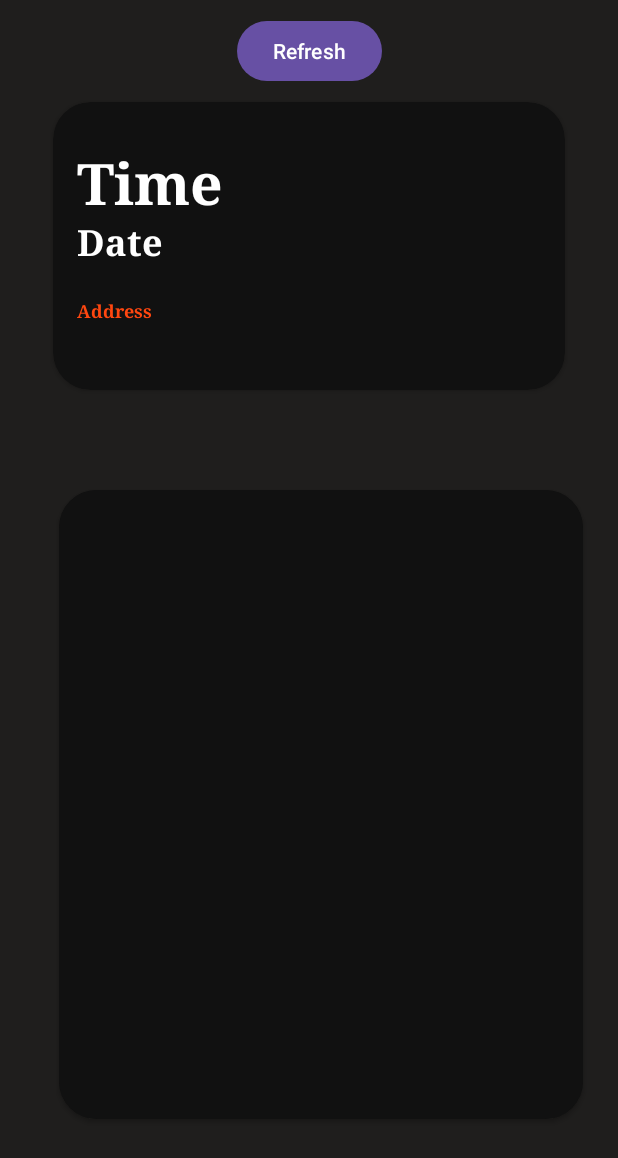
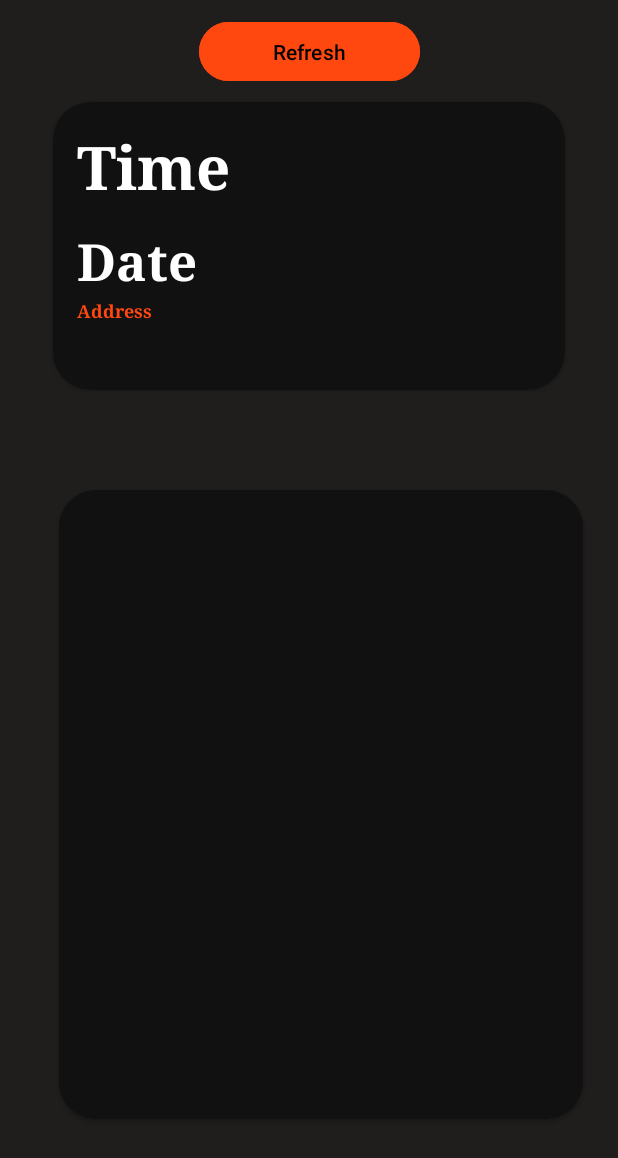
Before and after one commit to NeleIsDead/BlackfoxApp, an Android app: the WorkerMainActivity screen opened directly, with no data from a screen before it, on a phone screen of 412 x 824 dp. Shown: the top 1158 px of the screen. Run offline under Robolectric (Android 15) with nearby library versions, the phone set to English and light mode, and no system bars.

Commit message:
Refresh button for WorkerMainActivity

```diff
--- a/app/src/main/res/layout/activity_main.xml
+++ b/app/src/main/res/layout/activity_main.xml
@@ -29,9 +29,9 @@
         android:layout_width="247dp"
         android:layout_height="44dp"
         android:layout_marginBottom="148dp"
-        android:backgroundTint="@color/orange"
         android:fontFamily="sans-serif-condensed-medium"
         android:text="Войти по коду"
+        android:backgroundTint="@color/orange"
         android:textColor="@android:color/black"
         android:textSize="18dp"
         app:layout_constraintBottom_toBottomOf="parent"
--- a/app/src/main/res/layout/activity_worker_main.xml
+++ b/app/src/main/res/layout/activity_worker_main.xml
@@ -51,8 +51,8 @@
 
             <TextView
                 android:id="@+id/nextWorkTime"
-                android:layout_width="233dp"
-                android:layout_height="49dp"
+                android:layout_width="255dp"
+                android:layout_height="65dp"
                 android:layout_marginStart="16dp"
                 android:layout_marginTop="16dp"
                 android:layout_marginEnd="62dp"
@@ -61,14 +61,14 @@
                 android:fontFamily="serif"
                 android:text="Time"
                 android:textColor="@color/white"
-                android:textSize="38sp"
+                android:textSize="40sp"
                 android:textStyle="bold"
                 app:layout_constraintBottom_toBottomOf="parent"
                 app:layout_constraintEnd_toEndOf="parent"
                 app:layout_constraintHorizontal_bias="0.0"
                 app:layout_constraintStart_toStartOf="parent"
                 app:layout_constraintTop_toTopOf="parent"
-                app:layout_constraintVertical_bias="0.413"
+                app:layout_constraintVertical_bias="0.0"
                 tools:text="16:00 - 20:00" />
 
             <TextView
@@ -96,7 +96,7 @@
             <TextView
                 android:id="@+id/nextWorkDate"
                 android:layout_width="313dp"
-                android:layout_height="39dp"
+                android:layout_height="48dp"
                 android:layout_marginStart="16dp"
                 android:layout_marginTop="65dp"
                 android:layout_marginEnd="17dp"
@@ -105,14 +105,14 @@
                 android:fontFamily="serif"
                 android:text="Date"
                 android:textColor="@color/white"
-                android:textSize="24sp"
+                android:textSize="34sp"
                 android:textStyle="bold"
                 app:layout_constraintBottom_toBottomOf="parent"
                 app:layout_constraintEnd_toEndOf="parent"
                 app:layout_constraintHorizontal_bias="0.0"
                 app:layout_constraintStart_toStartOf="parent"
                 app:layout_constraintTop_toTopOf="parent"
-                app:layout_constraintVertical_bias="0.413"
+                app:layout_constraintVertical_bias="0.9"
                 tools:text=" 31 февраля" />
 
         </androidx.constraintlayout.widget.ConstraintLayout>
@@ -121,9 +121,11 @@
 
     <Button
         android:id="@+id/refreshButton"
-        android:layout_width="wrap_content"
-        android:layout_height="wrap_content"
+        android:layout_width="147dp"
+        android:layout_height="47dp"
+        android:backgroundTint="@color/orange"
         android:text="Refresh"
+        android:textColor="@android:color/black"
         app:layout_constraintBottom_toTopOf="@+id/cardView2"
         app:layout_constraintEnd_toEndOf="parent"
         app:layout_constraintHorizontal_bias="0.5"
```
